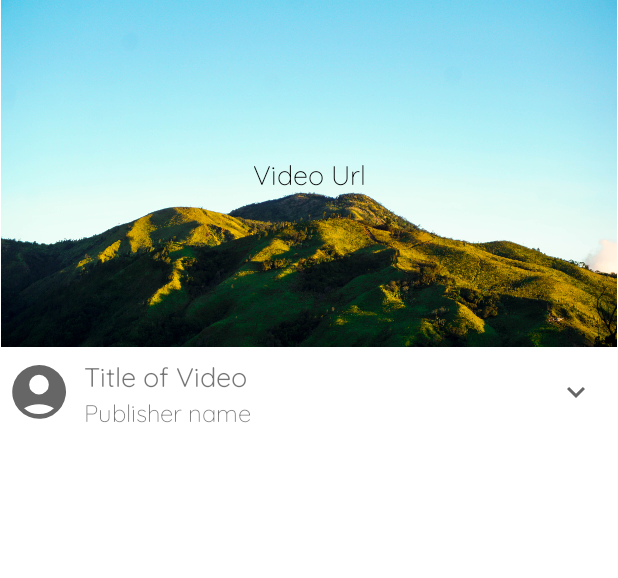
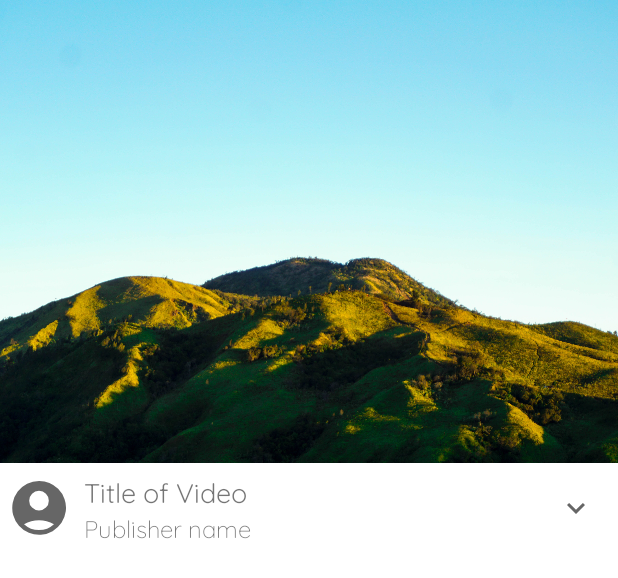
Before and after one commit to Lazy-Lad/FeedVideoPlayer, an Android app: the layout video_recycler_view_item.xml on its own in the app's theme, with its tools: preview values and no code run, on a phone screen of 412 x 824 dp. Shown: the top 578 px of the screen. Run offline under Robolectric (Android 15) with nearby library versions, the phone set to English and light mode, and no system bars.

Commit message:
video playing functionality added. <Todo> Code clean up

```diff
--- a/app/src/main/AndroidManifest.xml
+++ b/app/src/main/AndroidManifest.xml
@@ -1,6 +1,8 @@
 <?xml version="1.0" encoding="utf-8"?>
 <manifest xmlns:android="http://schemas.android.com/apk/res/android"
     package="com.storm.feedvideoplayer">
+
+    <uses-permission android:name="android.permission.INTERNET"/>
 
     <application
         android:allowBackup="true"
@@ -8,6 +10,7 @@
         android:label="@string/app_name"
         android:roundIcon="@mipmap/ic_video_round"
         android:supportsRtl="true"
+        android:usesCleartextTraffic="true"
         android:theme="@style/Theme.FeedVideoPlayer">
         <activity android:name=".MainActivity">
             <intent-filter>
--- a/app/src/main/java/com/storm/feedvideoplayer/data/VideoDetailModel.kt
+++ b/app/src/main/java/com/storm/feedvideoplayer/data/VideoDetailModel.kt
@@ -5,5 +5,6 @@ data class VideoDetailModel(
     val sources:String,
     val subtitle: String,
     val thumb: String,
-    val title: String
+    val title: String,
+    val profileImg:String
 )
--- a/app/src/main/java/com/storm/feedvideoplayer/util/VideoDetails.kt
+++ b/app/src/main/java/com/storm/feedvideoplayer/util/VideoDetails.kt
@@ -24,6 +24,7 @@ fun Context.jsonFileToList(fileName: String): List<VideoDetailModel>?{
                 jsonObj.getString("subtitle"),
                 jsonObj.getString("thumb"),
                 jsonObj.getString("title"),
+                jsonObj.getString("profileImg")
             )
             videoList.add(videoDetailModel)
         }
--- /dev/null
+++ b/app/src/main/res/drawable/ic_baseline_volume_up_24.xml
@@ -0,0 +1,9 @@
+<vector xmlns:android="http://schemas.android.com/apk/res/android"
+    android:width="24dp"
+    android:height="24dp"
+    android:viewportWidth="24"
+    android:viewportHeight="24">
+  <path
+      android:fillColor="@android:color/white"
+      android:pathData="M3,9v6h4l5,5L12,4L7,9L3,9zM16.5,12c0,-1.77 -1.02,-3.29 -2.5,-4.03v8.05c1.48,-0.73 2.5,-2.25 2.5,-4.02zM14,3.23v2.06c2.89,0.86 5,3.54 5,6.71s-2.11,5.85 -5,6.71v2.06c4.01,-0.91 7,-4.49 7,-8.77s-2.99,-7.86 -7,-8.77z"/>
+</vector>
--- a/app/src/main/res/layout/video_recycler_view_item.xml
+++ b/app/src/main/res/layout/video_recycler_view_item.xml
@@ -5,6 +5,50 @@
     android:layout_height="wrap_content"
     android:layout_marginBottom="16dp"
     android:paddingBottom="4dp">
+
+    <FrameLayout
+        android:id="@+id/media_container"
+        android:layout_width="match_parent"
+        android:layout_height="0dp"
+        app:layout_constraintDimensionRatio="4:3"
+        app:layout_constraintEnd_toEndOf="parent"
+        app:layout_constraintStart_toStartOf="parent"
+        app:layout_constraintTop_toTopOf="parent">
+
+        <ProgressBar
+            android:visibility="invisible"
+            android:id="@+id/exo_buffering_progress_bar"
+            android:layout_width="wrap_content"
+            android:layout_height="wrap_content"
+            android:layout_gravity="center"
+            android:indeterminateTint="@color/white"
+            android:elevation="1dp"/>
+
+        <ImageView
+            android:id="@+id/thumbnail"
+            android:layout_gravity="center"
+            android:layout_width="match_parent"
+            android:layout_height="match_parent"
+            android:contentDescription="@string/video_thumbnail"
+            android:src="@drawable/mountain"
+            android:scaleType="centerCrop"
+            app:layout_constraintEnd_toEndOf="parent"
+            app:layout_constraintStart_toStartOf="parent"
+            app:layout_constraintTop_toTopOf="parent" />
+
+        <ImageView
+            android:id="@+id/soundIndicator"
+            android:layout_width="wrap_content"
+            android:layout_height="wrap_content"
+            android:layout_gravity="bottom|end"
+            android:layout_marginEnd="16dp"
+            android:layout_marginBottom="16dp"
+            android:alpha="0"
+            android:contentDescription="@string/sound"
+            android:src="@drawable/ic_baseline_volume_up_24" />
+
+    </FrameLayout>
+
 
     <androidx.cardview.widget.CardView
         android:id="@+id/cardView"
@@ -14,7 +58,7 @@
         android:layout_marginTop="12dp"
         app:cardCornerRadius="25dp"
         app:layout_constraintStart_toStartOf="parent"
-        app:layout_constraintTop_toBottomOf="@+id/imageView">
+        app:layout_constraintTop_toBottomOf="@+id/media_container">
 
         <ImageView
             android:id="@+id/publisher_img"
@@ -30,33 +74,6 @@
             app:layout_constraintTop_toTopOf="parent" />
     </androidx.cardview.widget.CardView>
 
-    <TextView
-        android:id="@+id/tvVideoUrl"
-        android:layout_width="match_parent"
-        android:layout_height="0dp"
-        android:elevation="12dp"
-        android:padding="16dp"
-        android:gravity="center"
-        android:fontFamily="@font/quicksand_light"
-        android:text="@string/video_url"
-        android:textColor="@color/black"
-        android:textSize="18sp"
-        app:layout_constraintBottom_toBottomOf="@+id/imageView"
-        app:layout_constraintEnd_toEndOf="parent"
-        app:layout_constraintStart_toStartOf="parent"
-        app:layout_constraintTop_toTopOf="@+id/imageView" />
-
-    <ImageView
-        android:id="@+id/imageView"
-        android:layout_width="match_parent"
-        android:layout_height="0dp"
-        android:contentDescription="@string/video_thumbnail"
-        android:src="@drawable/mountain"
-        app:layout_constraintDimensionRatio="16:9"
-        app:layout_constraintEnd_toEndOf="parent"
-        app:layout_constraintStart_toStartOf="parent"
-        app:layout_constraintTop_toTopOf="parent" />
-
     <androidx.constraintlayout.widget.ConstraintLayout
         android:id="@+id/clickArea"
         android:layout_width="0dp"
@@ -66,7 +83,7 @@
         android:layout_marginEnd="8dp"
         app:layout_constraintEnd_toEndOf="parent"
         app:layout_constraintStart_toEndOf="@+id/cardView"
-        app:layout_constraintTop_toBottomOf="@+id/tvVideoUrl">
+        app:layout_constraintTop_toBottomOf="@+id/media_container">
 
         <TextView
             android:id="@+id/video_title"
@@ -111,6 +128,7 @@
         android:layout_width="0dp"
         android:layout_height="wrap_content"
         android:layout_marginTop="4dp"
+        android:layout_marginEnd="8dp"
         android:fontFamily="@font/quicksand"
         android:text="@string/video_description"
         android:textSize="16sp"
--- a/app/src/main/res/values/strings.xml
+++ b/app/src/main/res/values/strings.xml
@@ -7,5 +7,6 @@
     <string name="publisher_name">Publisher name</string>
     <string name="expand_text_button">Expand text button</string>
     <string name="video_url">Video Url</string>
-    <string name="feed">Feed</string>
+    <string name="feed">Video feed</string>
+    <string name="sound">sound</string>
 </resources>
```
Also changed, not shown: app/build.gradle (+6 -1 lines), app/src/main/assets/videoDetails.json (+25 -13 lines), app/src/main/java/com/storm/feedvideoplayer/MainActivity.kt (+38 -6 lines), app/src/main/java/com/storm/feedvideoplayer/VideoPlayerRecyclerViewAdapter.kt (deleted, +0 -59 lines), app/src/main/java/com/storm/feedvideoplayer/customRecyclerView/VideoPlayerRecyclerView.kt (added, +295 -0 lines), app/src/main/java/com/storm/feedvideoplayer/customRecyclerView/VideoPlayerRecyclerViewAdapter.kt (added, +29 -0 lines), app/src/main/java/com/storm/feedvideoplayer/customRecyclerView/VideoPlayerViewHolder.kt (added, +53 -0 lines), app/src/main/java/com/storm/feedvideoplayer/util/videoList.kt (added, +14 -0 lines), app/src/main/res/drawable/ic_baseline_error_outline_24.xml (added, +10 -0 lines), app/src/main/res/drawable/ic_baseline_volume_off_24.xml (added, +10 -0 lines), app/src/main/res/layout/activity_main.xml (+7 -3 lines).
